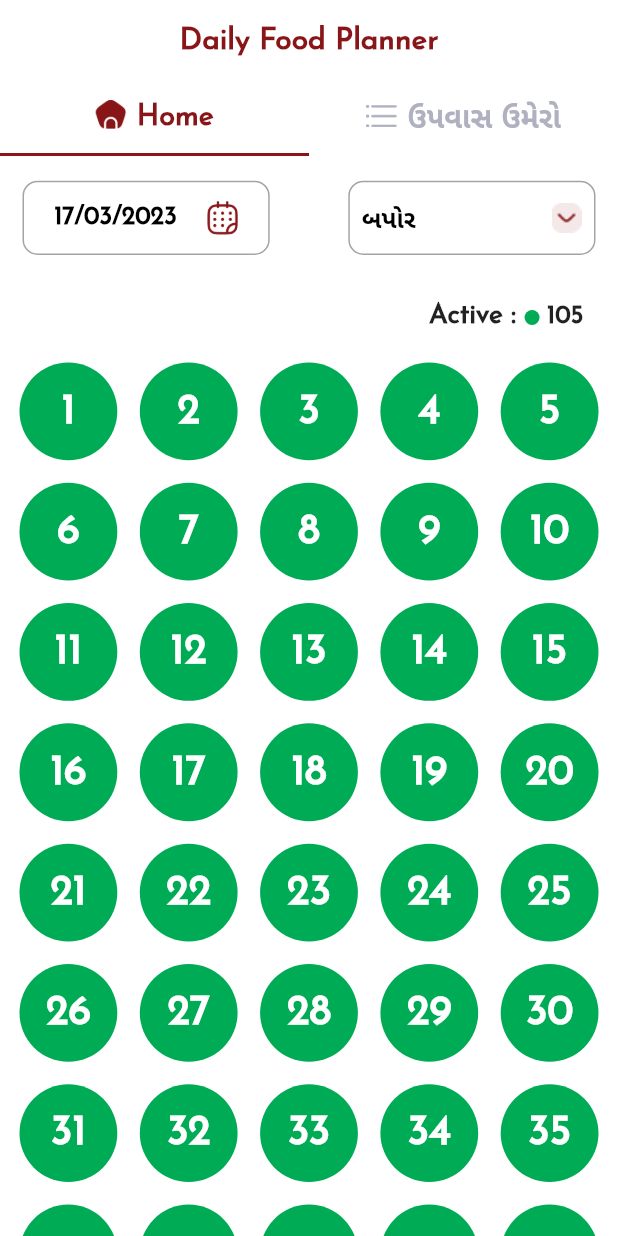
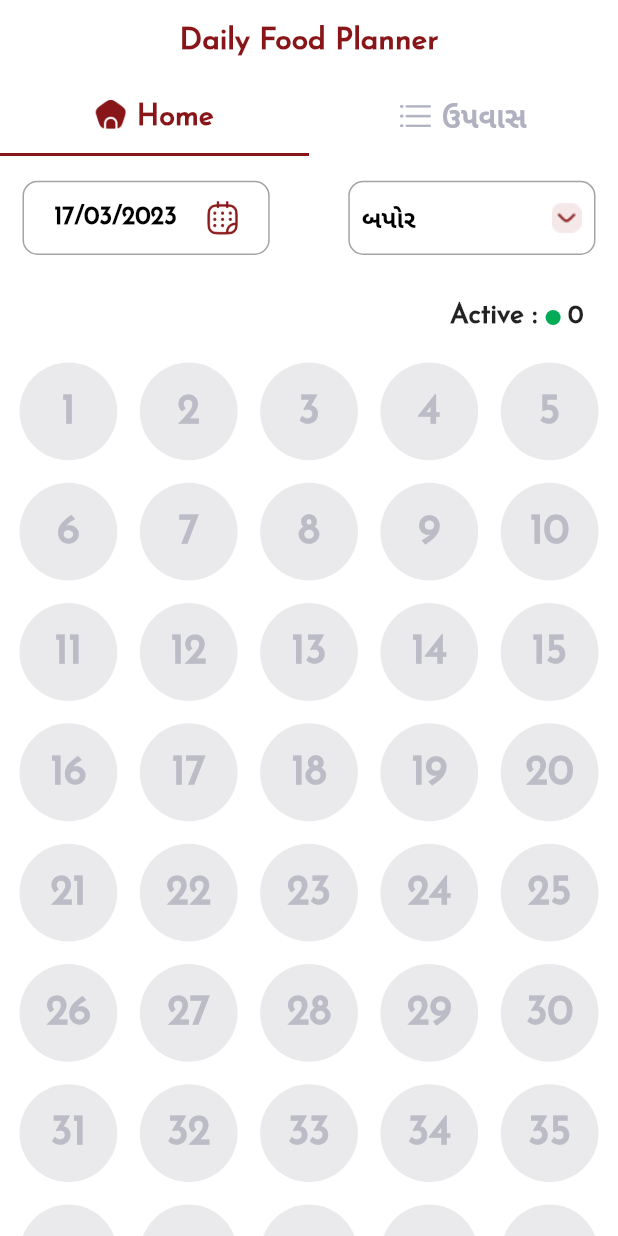
Before and after one commit to anjaliargon/upvas, a Flutter app: the screen it shows after launch, on a phone screen of 412 x 824 dp. Run offline on Flutter 3.47's test engine with Material 2 defaults, Android fonts, the phone set to English and light mode, and no system bars; our stand-ins replace get, get_storage, sizer.

Commit message:
//changes

```diff
--- a/lib/app/Constant/Colors.dart
+++ b/lib/app/Constant/Colors.dart
@@ -3,10 +3,10 @@ import 'package:flutter/material.dart';
 class MyColor {
   Color white = Colors.white;
   Color black = Colors.black;
-  Color darkbrown = Color(0xff881618);
-  Color offgrey = Color(0xffAFB1C0);
-  Color green = Color(0xff00AB55);
-  Color darkgrey = Color(0xffBBBCC6);
-  Color lightgrey = Color(0xffEAEAEC);
-  Color grey = Color(0xffa4a4a4);
+  Color darkbrown = const Color(0xff881618);
+  Color offgrey = const Color(0xffAFB1C0);
+  Color green = const Color(0xff00AB55);
+  Color darkgrey = const Color(0xffBBBCC6);
+  Color lightgrey = const Color(0xffEAEAEC);
+  Color grey = const Color(0xffa4a4a4);
 }
--- a/lib/app/Constant/app_constant.dart
+++ b/lib/app/Constant/app_constant.dart
@@ -4,5 +4,6 @@ class timeConstant {
   static String savar = "બપોર";
   static String Sanj = "સાંજ";
   static String full = "ઉપવાસ";
-  static String upvaslist = "ઉપવાસ ઉમેરો";
+  static String addupvas = "ઉપવાસ ઉમેરો";
+  static String upvaslist = "ઉપવાસ";
 }
--- a/lib/app/Screen/AddUpvas/AddUpvasScreen.dart
+++ b/lib/app/Screen/AddUpvas/AddUpvasScreen.dart
@@ -3,6 +3,7 @@ import 'dart:convert';
 import 'package:flutter/material.dart';
 import 'package:flutterotp_firebase/app/Constant/Colors.dart';
 import 'package:flutterotp_firebase/app/Constant/app_constant.dart';
+import 'package:flutterotp_firebase/app/Constant/sizeConstant.dart';
 import 'package:flutterotp_firebase/app/Screen/AddUpvas/controller/AppUpvasController.dart';
 import 'package:flutterotp_firebase/app/Screen/Home/controller/Homecontroller.dart';
 import 'package:flutterotp_firebase/app/routes/app_pages.dart';
@@ -31,7 +32,8 @@ class AddUpvasView extends GetWidget<AddUpvasController> {
               height: 7.h,
               width: 7.w,
             )),
-        title: Text('Add Upvas', style: TextStyle(color: colors.black)),
+        title:
+            Text(timeConstant.addupvas, style: TextStyle(color: colors.black)),
         centerTitle: true,
       ),
       body: Obx(() {
--- a/lib/app/Screen/Home/controller/Homecontroller.dart
+++ b/lib/app/Screen/Home/controller/Homecontroller.dart
@@ -6,7 +6,6 @@ import 'package:flutterotp_firebase/app/Constant/app_constant.dart';
 import 'package:flutterotp_firebase/app/Constant/sizeConstant.dart';
 
 import 'package:flutterotp_firebase/main.dart';
-
 import 'package:get/get.dart';
 import 'package:intl/intl.dart';
 
@@ -126,6 +125,7 @@ class HomeController extends GetxController {
   ].obs;
   RxBool hasData = false.obs;
   RxString dropdown = timeConstant.savar.obs;
+  final  color = [Colors.grey,Colors.green,Colors.red];
 
   @override
   void onInit() {
@@ -141,7 +141,6 @@ class HomeController extends GetxController {
   void onReady() {
     super.onReady();
   }
-
   data() async {
     hasData.value = false;
     getDataList.clear();
--- a/lib/app/Screen/Home/homescreen.dart
+++ b/lib/app/Screen/Home/homescreen.dart
@@ -58,8 +58,6 @@ class Homescreen extends GetView<HomeController> {
                                         color: colors.black,
                                         fontWeight: FontWeight.bold),
                                   ),
-
-                                  // Text("03-13-2023",style: TextStyle(fontSize: 17,fontWeight: FontWeight.w500,color: colors.offgrey),),,
                                   Image(
                                     image: const AssetImage(
                                         'assets/icons_image/date.png'),
@@ -149,7 +147,7 @@ class Homescreen extends GetView<HomeController> {
                                 child: Text(
                                   homeController.selectedList
                                       .where((element) {
-                                        return element.isSelected.isFalse;
+                                        return element.isSelected.isTrue;
                                       })
                                       .toList()
                                       .length
@@ -181,8 +179,7 @@ class Homescreen extends GetView<HomeController> {
                               itemBuilder: (BuildContext context, int index) =>
                                   InkWell(
                                 onTap: () {
-                                  homeController.selectedList[index].isSelected
-                                      .toggle();
+                                  homeController.selectedList[index].isSelected.toggle();
                                   box.write(
                                       homeController.selectedDate.value +
                                           homeController.dropdown.value,
@@ -192,24 +189,25 @@ class Homescreen extends GetView<HomeController> {
                                 },
                                 child: Container(
                                   decoration: BoxDecoration(
-                                    color: (homeController.selectedList[index]
-                                            .isSelected.isFalse)
-                                        ? colors.green
-                                        : colors.lightgrey,
+                                    color: (homeController.selectedList[index].isSelected.isFalse)
+                                        ? colors.lightgrey
+                                        : (homeController.selectedList[index]
+                                                .isSelected.isFalse)
+                                            ? colors.green
+                                            : Colors.red,
                                     shape: BoxShape.circle,
                                   ),
                                   margin: const EdgeInsets.all(5),
                                   child: Center(
                                     child: Text(
-                                      homeController
-                                          .selectedList[index].name.value,
+                                      homeController.selectedList[index].name.value,
                                       style: TextStyle(
                                         color: (homeController
                                                 .selectedList[index]
                                                 .isSelected
                                                 .isFalse)
-                                            ? colors.white
-                                            : colors.darkgrey,
+                                            ? colors.darkgrey
+                                            : colors.white,
                                         fontWeight: FontWeight.bold,
                                         fontSize: 20.sp,
                                       ),
@@ -241,10 +239,6 @@ class Homescreen extends GetView<HomeController> {
                                   homeController
                                       .selectedList[index + 65].isSelected
                                       .toggle();
-                                  // homeController.selectedList.listen((value) {
-                                  //   homeController.selectedList[index] =
-                                  //       value as Selected;
-                                  // });
                                   box.write(
                                       homeController.selectedDate.value +
                                           homeController.dropdown.value,
@@ -258,8 +252,8 @@ class Homescreen extends GetView<HomeController> {
                                             .selectedList[index + 65]
                                             .isSelected
                                             .isFalse)
-                                        ? colors.green
-                                        : colors.lightgrey,
+                                        ? colors.lightgrey
+                                        : colors.green,
                                     shape: BoxShape.circle,
                                   ),
                                   margin: const EdgeInsets.all(5),
@@ -272,8 +266,8 @@ class Homescreen extends GetView<HomeController> {
                                                 .selectedList[index + 65]
                                                 .isSelected
                                                 .isFalse)
-                                            ? colors.white
-                                            : colors.darkgrey,
+                                            ? colors.darkgrey
+                                            : colors.white,
                                         fontWeight: FontWeight.bold,
                                         fontSize: 15.sp,
                                       ),
@@ -322,8 +316,8 @@ class Homescreen extends GetView<HomeController> {
                                             .selectedList[index + 75]
                                             .isSelected
                                             .isFalse)
-                                        ? colors.green
-                                        : colors.lightgrey,
+                                        ? colors.lightgrey
+                                        : colors.green,
                                     shape: BoxShape.circle,
                                   ),
                                   margin: const EdgeInsets.all(5),
@@ -336,8 +330,8 @@ class Homescreen extends GetView<HomeController> {
                                                 .selectedList[index + 75]
                                                 .isSelected
                                                 .isFalse)
-                                            ? colors.white
-                                            : colors.darkgrey,
+                                            ? colors.darkgrey
+                                            : colors.white,
                                         fontWeight: FontWeight.bold,
                                         fontSize: 15.sp,
                                       ),
@@ -386,8 +380,8 @@ class Homescreen extends GetView<HomeController> {
                                             .selectedList[index + 92]
                                             .isSelected
                                             .isFalse)
-                                        ? colors.green
-                                        : colors.lightgrey,
+                                        ? colors.lightgrey
+                                        : colors.green,
                                     shape: BoxShape.circle,
                                   ),
                                   margin: const EdgeInsets.all(5),
@@ -400,8 +394,8 @@ class Homescreen extends GetView<HomeController> {
                                                 .selectedList[index + 92]
                                                 .isSelected
                                                 .isFalse)
-                                            ? colors.white
-                                            : colors.darkgrey,
+                                            ? colors.darkgrey
+                                            : colors.white,
                                         //  color: item[index] ? Colors.white : Colors.black,
                                         fontWeight: FontWeight.bold,
                                         fontSize: 15.sp,
@@ -447,8 +441,8 @@ class Homescreen extends GetView<HomeController> {
                                             .selectedList[index + 97]
                                             .isSelected
                                             .isFalse)
-                                        ? colors.green
-                                        : colors.lightgrey,
+                                        ? colors.lightgrey
+                                        : colors.green,
                                     shape: BoxShape.circle,
                                   ),
                                   margin: const EdgeInsets.all(5),
@@ -461,8 +455,8 @@ class Homescreen extends GetView<HomeController> {
                                                 .selectedList[index + 97]
                                                 .isSelected
                                                 .isFalse)
-                                            ? colors.white
-                                            : colors.darkgrey,
+                                            ? colors.darkgrey
+                                            : colors.white,
                                         fontWeight: FontWeight.bold,
                                         fontSize: 15.sp,
                                       ),
--- a/lib/app/Screen/UpvasList/upvaslist.dart
+++ b/lib/app/Screen/UpvasList/upvaslist.dart
@@ -146,7 +146,7 @@ class UpavaslistView extends GetWidget<UpavaslistController> {
                                         CircleAvatar(
                                             radius: 5,
                                             backgroundColor:
-                                                colors.offgrey),
+                                                colors.green),
                                         const SizedBox(
                                           width: 5,
                                         ),
@@ -192,7 +192,7 @@ class UpavaslistView extends GetWidget<UpavaslistController> {
                                                 return Container(
                                                     decoration: BoxDecoration(
                                                         shape: BoxShape.circle,
-                                                        color: colors.lightgrey),
+                                                        color: colors.green),
                                                     margin: const EdgeInsets.all(5),
                                                     child: Center(
                                                         child: Text(
@@ -200,7 +200,7 @@ class UpavaslistView extends GetWidget<UpavaslistController> {
                                                           .dataList[index]
                                                           .toString()),
                                                       style: TextStyle(
-                                                          color: colors.darkgrey,
+                                                          color: colors.white,
                                                           fontSize: 20.sp),
                                                     )));
                                               });
```
Also changed, not shown: lib/app/Screen/AddUpvas/controller/AppUpvasController.dart (+8 -12 lines).
